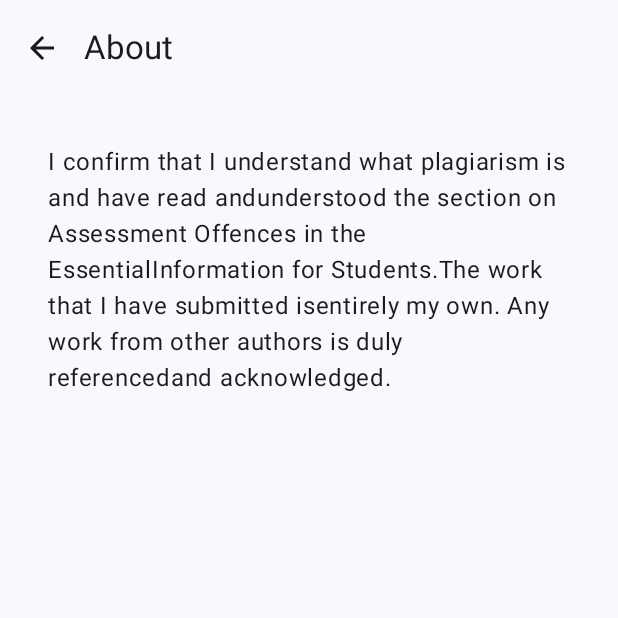
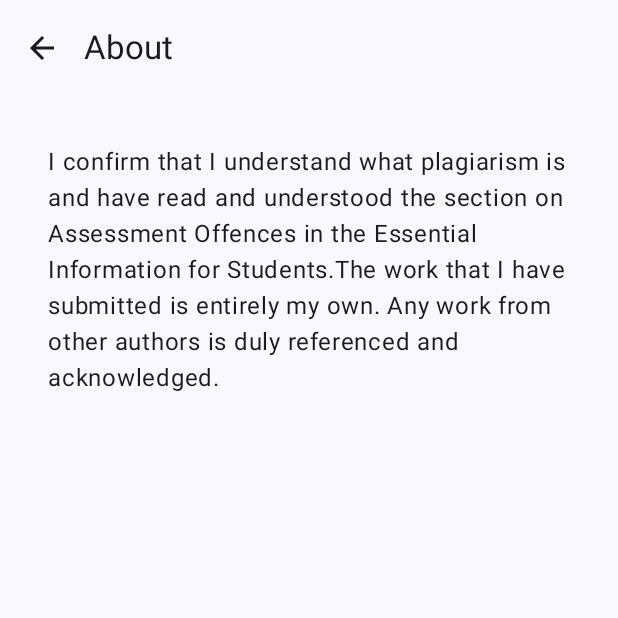
Before and after one commit to rivs-cpu/diceroller_game, an Android app built with Jetpack Compose: the AboutScreen screen opened through its navigation route, on a phone screen of 412 x 824 dp, the top half of it. Run offline under Robolectric (Android 15) with nearby library versions, the phone set to English and light mode, and no system bars.

Commit message:
Resources for the project

```diff
--- a/app/src/main/java/com/example/dicerollergame/AboutScreen.kt
+++ b/app/src/main/java/com/example/dicerollergame/AboutScreen.kt
@@ -43,12 +43,8 @@ fun AboutScreen(
                     modifier = Modifier.padding(16.dp)
                 ) {
                     Text(
-                        text = "I confirm that I understand what plagiarism is and have read and" +
-                                "understood the section on Assessment Offences in the Essential" +
-                                "Information for Students." +
-                                "The work that I have submitted is" +
-                                "entirely my own. Any work from other authors is duly referenced" +
-                                "and acknowledged. ",
+                        text = "I confirm that I understand what plagiarism is and have read and understood the section on Assessment Offences in the Essential Information for Students." +
+                                "The work that I have submitted is entirely my own. Any work from other authors is duly referenced and acknowledged. " ,
                         fontSize = 16.sp,
                         textAlign = TextAlign.Start,
                         lineHeight = 24.sp
--- a/app/src/main/java/com/example/dicerollergame/MainActivity.kt
+++ b/app/src/main/java/com/example/dicerollergame/MainActivity.kt
@@ -9,11 +9,13 @@ import androidx.compose.material3.MaterialTheme
 import androidx.compose.material3.Surface
 import androidx.compose.runtime.Composable
 import androidx.compose.ui.Modifier
-import androidx.navigation.NavHostController
 import androidx.navigation.compose.NavHost
 import androidx.navigation.compose.composable
 import androidx.navigation.compose.rememberNavController
 import com.example.dicerollergame.ui.theme.DiceRollerGameTheme
+
+// Main Resource of the project
+// https://developer.android.com/codelabs/basic-android-kotlin-compose-build-a-dice-roller-app#0
 
 class MainActivity : ComponentActivity() {
     override fun onCreate(savedInstanceState: Bundle?) {
--- a/app/src/main/java/com/example/dicerollergame/MainMenu.kt
+++ b/app/src/main/java/com/example/dicerollergame/MainMenu.kt
@@ -23,7 +23,7 @@ fun MainMenu(
         horizontalAlignment = Alignment.CenterHorizontally,
         verticalArrangement = Arrangement.Center
     ) {
-        // App Logo/Title
+        // App Title
         Text(
             text = "Dice Roller",
             fontSize = 36.sp,
```
Also changed, not shown: app/src/main/java/com/example/dicerollergame/GameScreen.kt (+31 -7 lines), app/src/main/java/com/example/dicerollergame/Utils.kt (deleted, +0 -84 lines).
